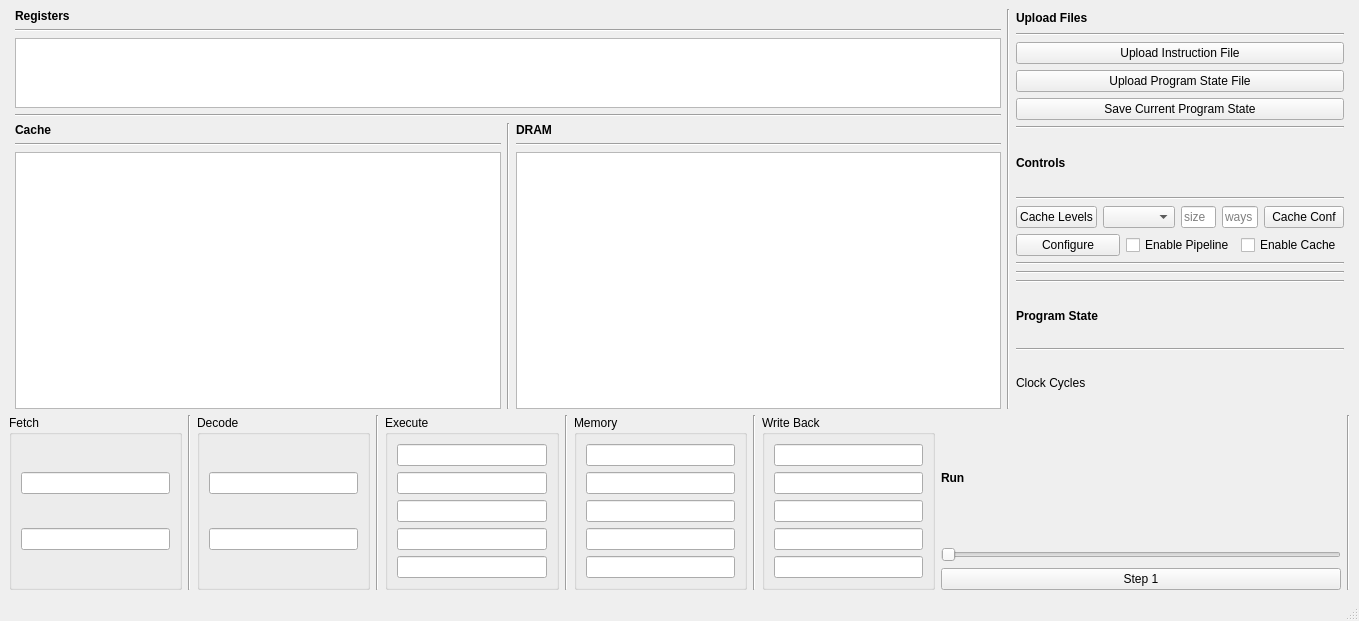
Old version of the form gui/gui.ui in the repository bdunahu/RISC-V-ECTOR-.
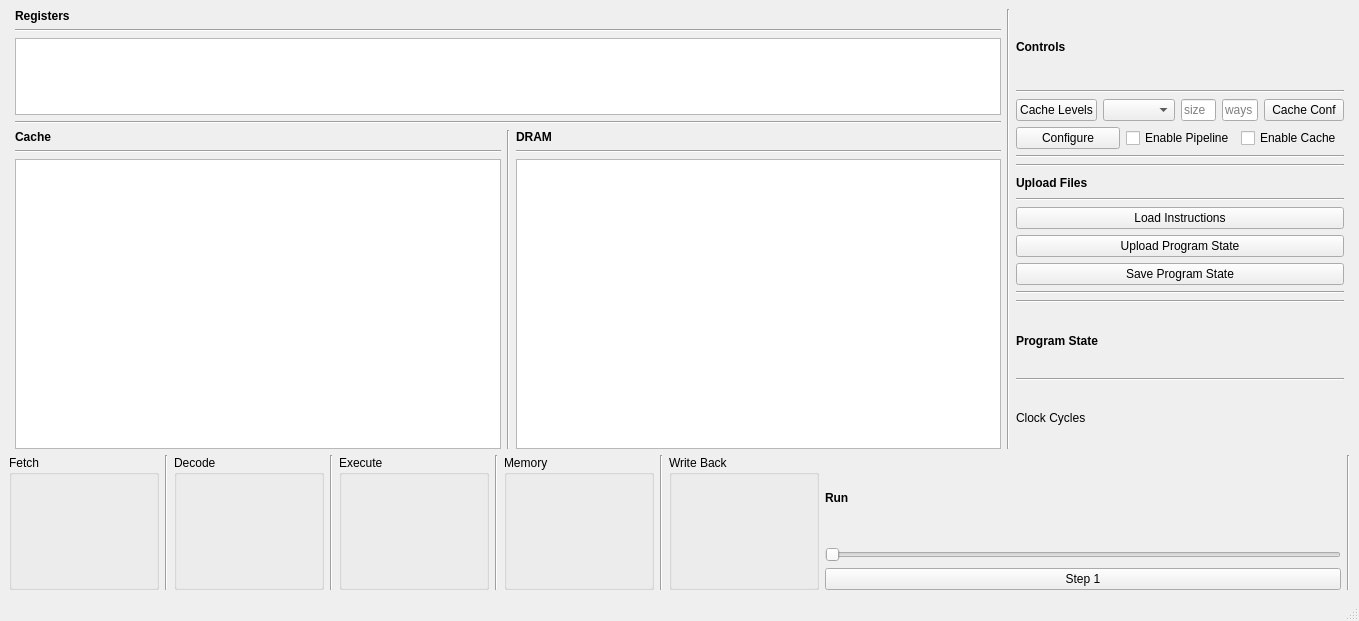
New version of the form.

Commit message: Display squashed, swap text entry to labels in stage view

Diff of the .ui file:
```diff
--- a/gui/gui.ui
+++ b/gui/gui.ui
@@ -121,6 +121,12 @@
        <layout class="QHBoxLayout" name="horizontalLayout">
         <item>
          <widget class="QGroupBox" name="Fetch">
+          <property name="minimumSize">
+           <size>
+            <width>150</width>
+            <height>0</height>
+           </size>
+          </property>
           <property name="title">
            <string>Fetch</string>
           </property>
@@ -129,15 +135,15 @@
           </property>
           <layout class="QVBoxLayout" name="verticalLayout">
            <item>
-            <widget class="QLineEdit" name="fetch_instruction_bits">
-             <property name="placeholderText">
+            <widget class="QLabel" name="fetch_bits">
+             <property name="text">
               <string/>
              </property>
             </widget>
            </item>
            <item>
-            <widget class="QLineEdit" name="fetch_pc">
-             <property name="placeholderText">
+            <widget class="QLabel" name="fetch_squashed">
+             <property name="text">
               <string/>
              </property>
             </widget>
@@ -154,6 +160,12 @@
         </item>
         <item>
          <widget class="QGroupBox" name="Decode">
+          <property name="minimumSize">
+           <size>
+            <width>150</width>
+            <height>0</height>
+           </size>
+          </property>
           <property name="title">
            <string>Decode</string>
           </property>
@@ -162,16 +174,16 @@
           </property>
           <layout class="QVBoxLayout" name="verticalLayout_2">
            <item>
-            <widget class="QLineEdit" name="decode_s1">
-             <property name="placeholderText">
-              <string> </string>
+            <widget class="QLabel" name="decode_bits">
+             <property name="text">
+              <string/>
              </property>
             </widget>
            </item>
            <item>
-            <widget class="QLineEdit" name="decode_pc">
-             <property name="placeholderText">
-              <string> </string>
+            <widget class="QLabel" name="decode_squashed">
+             <property name="text">
+              <string/>
              </property>
             </widget>
            </item>
@@ -187,6 +199,12 @@
         </item>
         <item>
          <widget class="QGroupBox" name="Execute">
+          <property name="minimumSize">
+           <size>
+            <width>150</width>
+            <height>0</height>
+           </size>
+          </property>
           <property name="title">
            <string>Execute</string>
           </property>
@@ -195,41 +213,41 @@
           </property>
           <layout class="QVBoxLayout" name="verticalLayout_3">
            <item>
-            <widget class="QLineEdit" name="execute_s1">
-             <property name="placeholderText">
+            <widget class="QLabel" name="execute_s1">
+             <property name="text">
               <string/>
              </property>
             </widget>
            </item>
            <item>
-            <widget class="QLineEdit" name="execute_s2">
+            <widget class="QLabel" name="execute_s2">
              <property name="text">
               <string/>
              </property>
-             <property name="placeholderText">
-              <string/>
-             </property>
             </widget>
            </item>
            <item>
-            <widget class="QLineEdit" name="execute_s3">
-             <property name="placeholderText">
+            <widget class="QLabel" name="execute_s3">
+             <property name="text">
               <string/>
              </property>
             </widget>
            </item>
            <item>
-            <widget class="QLineEdit" name="execute_mnemonic">
-             <property name="placeholderText">
+            <widget class="QLabel" name="execute_mnemonic">
+             <property name="text">
               <string/>
              </property>
             </widget>
            </item>
            <item>
-            <widget class="QLineEdit" name="execute_pc">
-             <property name="placeholderText">
+            <widget class="QLabel" name="execute_squashed">
+             <property name="text">
               <string/>
              </property>
+             <property name="textFormat">
+              <enum>Qt::TextFormat::MarkdownText</enum>
+             </property>
             </widget>
            </item>
           </layout>
@@ -244,6 +262,12 @@
         </item>
         <item>
          <widget class="QGroupBox" name="Memory">
+          <property name="minimumSize">
+           <size>
+            <width>150</width>
+            <height>0</height>
+           </size>
+          </property>
           <property name="title">
            <string>Memory</string>
           </property>
@@ -252,39 +276,36 @@
           </property>
           <layout class="QVBoxLayout" name="verticalLayout_4">
            <item>
-            <widget class="QLineEdit" name="memory_s1">
-             <property name="placeholderText">
+            <widget class="QLabel" name="memory_s1">
+             <property name="text">
               <string/>
              </property>
             </widget>
            </item>
            <item>
-            <widget class="QLineEdit" name="memory_s2">
+            <widget class="QLabel" name="memory_s2">
              <property name="text">
               <string/>
              </property>
-             <property name="placeholderText">
-              <string/>
-             </property>
             </widget>
            </item>
            <item>
-            <widget class="QLineEdit" name="memory_s3">
-             <property name="placeholderText">
+            <widget class="QLabel" name="memory_s3">
+             <property name="text">
               <string/>
              </property>
             </widget>
            </item>
            <item>
-            <widget class="QLineEdit" name="memory_mnemonic">
-             <property name="placeholderText">
+            <widget class="QLabel" name="memory_mnemonic">
+             <property name="text">
               <string/>
              </property>
             </widget>
            </item>
            <item>
-            <widget class="QLineEdit" name="memory_pc">
-             <property name="placeholderText">
+            <widget class="QLabel" name="memory_squashed">
+             <property name="text">
               <string/>
              </property>
             </widget>
@@ -301,6 +322,12 @@
         </item>
         <item>
          <widget class="QGroupBox" name="WriteBack">
+          <property name="minimumSize">
+           <size>
+            <width>150</width>
+            <height>0</height>
+           </size>
+          </property>
           <property name="title">
            <string>Write Back</string>
           </property>
@@ -309,39 +336,29 @@
           </property>
           <layout class="QVBoxLayout" name="verticalLayout_5">
            <item>
-            <widget class="QLineEdit" name="wb_s1">
-             <property name="placeholderText">
+            <widget class="QLabel" name="write_s1">
+             <property name="text">
               <string/>
              </property>
             </widget>
            </item>
            <item>
-            <widget class="QLineEdit" name="wb_s2">
+            <widget class="QLabel" name="write_s2">
              <property name="text">
               <string/>
              </property>
-             <property name="placeholderText">
-              <string/>
-             </property>
             </widget>
            </item>
            <item>
-            <widget class="QLineEdit" name="wb_s3">
-             <property name="placeholderText">
+            <widget class="QLabel" name="write_s3">
+             <property name="text">
               <string/>
              </property>
             </widget>
            </item>
            <item>
-            <widget class="QLineEdit" name="wb_mnemonic">
-             <property name="placeholderText">
-              <string/>
-             </property>
-            </widget>
-           </item>
-           <item>
-            <widget class="QLineEdit" name="wb_pc">
-             <property name="placeholderText">
+            <widget class="QLabel" name="write_mnemonic">
+             <property name="text">
               <string/>
              </property>
             </widget>
@@ -411,64 +428,6 @@
       </item>
       <item row="0" column="3">
        <layout class="QVBoxLayout" name="verticalLayout_23">
-        <item>
-         <layout class="QVBoxLayout" name="verticalLayout_24">
-          <item>
-           <widget class="QLabel" name="label_12">
-            <property name="font">
-             <font>
-              <bold>true</bold>
-             </font>
-            </property>
-            <property name="text">
-             <string>Upload Files</string>
-            </property>
-           </widget>
-          </item>
-          <item>
-           <widget class="Line" name="line_33">
-            <property name="orientation">
-             <enum>Qt::Orientation::Horizontal</enum>
-            </property>
-           </widget>
-          </item>
-          <item>
-           <layout class="QVBoxLayout" name="verticalLayout_25">
-            <item>
-             <widget class="QPushButton" name="upload_intructions_btn">
-              <property name="text">
-               <string>Upload Instruction File</string>
-              </property>
-             </widget>
-            </item>
-            <item>
-             <widget class="QPushButton" name="upload_program_state_btn">
-              <property name="text">
-               <string>Upload Program State File</string>
-              </property>
-             </widget>
-            </item>
-            <item>
-             <widget class="QPushButton" name="save_program_state_btn">
-              <property name="text">
-               <string>Save Current Program State</string>
-              </property>
-             </widget>
-            </item>
-            <item>
-             <layout class="QHBoxLayout" name="horizontalLayout_8"/>
-            </item>
-           </layout>
-          </item>
-          <item>
-           <widget class="Line" name="line_34">
-            <property name="orientation">
-             <enum>Qt::Orientation::Horizontal</enum>
-            </property>
-           </widget>
-          </item>
-         </layout>
-        </item>
         <item>
          <layout class="QVBoxLayout" name="verticalLayout_26">
           <item>
@@ -573,7 +532,66 @@
            </widget>
           </item>
           <item>
-           <layout class="QVBoxLayout" name="verticalLayout_29"/>
+           <layout class="QVBoxLayout" name="verticalLayout_29">
+            <item>
+             <layout class="QVBoxLayout" name="verticalLayout_24">
+              <item>
+               <widget class="QLabel" name="label_12">
+                <property name="font">
+                 <font>
+                  <bold>true</bold>
+                 </font>
+                </property>
+                <property name="text">
+                 <string>Upload Files</string>
+                </property>
+               </widget>
+              </item>
+              <item>
+               <widget class="Line" name="line_33">
+                <property name="orientation">
+                 <enum>Qt::Orientation::Horizontal</enum>
+                </property>
+               </widget>
+              </item>
+              <item>
+               <layout class="QVBoxLayout" name="verticalLayout_25">
+                <item>
+                 <widget class="QPushButton" name="upload_intructions_btn">
+                  <property name="text">
+                   <string>Load Instructions</string>
+                  </property>
+                 </widget>
+                </item>
+                <item>
+                 <widget class="QPushButton" name="upload_program_state_btn">
+                  <property name="text">
+                   <string>Upload Program State</string>
+                  </property>
+                 </widget>
+                </item>
+                <item>
+                 <widget class="QPushButton" name="save_program_state_btn">
+                  <property name="text">
+                   <string>Save Program State</string>
+                  </property>
+                 </widget>
+                </item>
+                <item>
+                 <layout class="QHBoxLayout" name="horizontalLayout_8"/>
+                </item>
+               </layout>
+              </item>
+              <item>
+               <widget class="Line" name="line_34">
+                <property name="orientation">
+                 <enum>Qt::Orientation::Horizontal</enum>
+                </property>
+               </widget>
+              </item>
+             </layout>
+            </item>
+           </layout>
           </item>
          </layout>
         </item>
```
The commit also changes 4 other files.
